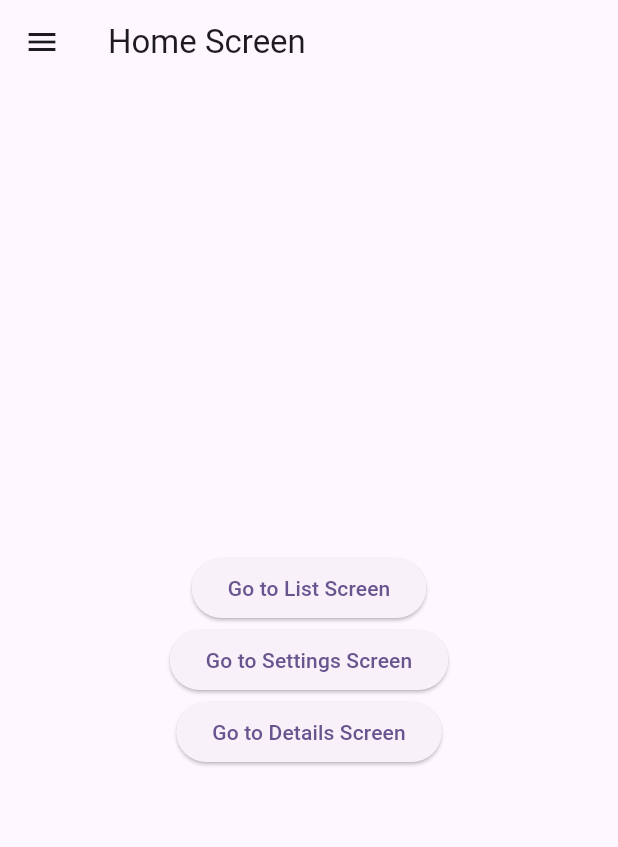
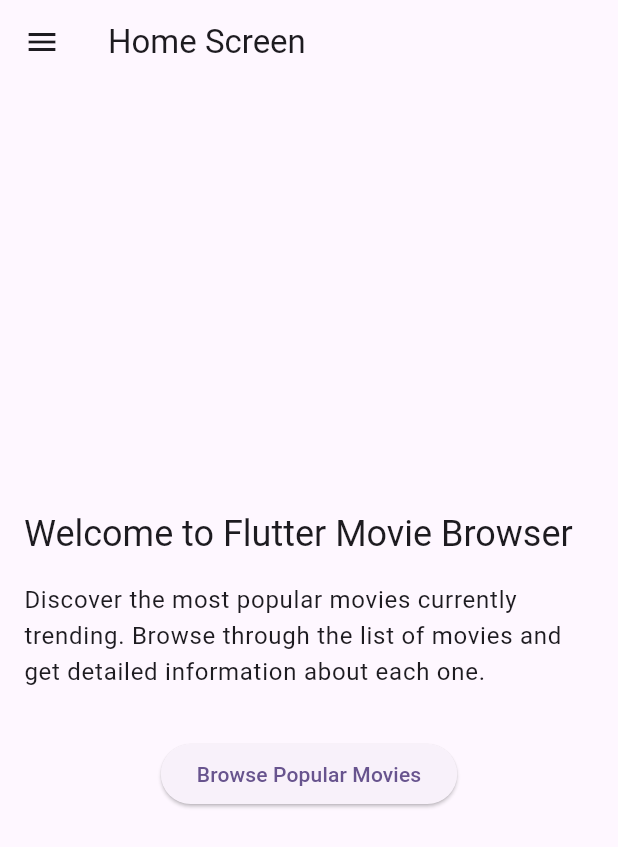
Before and after one commit to sxcmxr/Flutter-Movie-Browser, a Flutter app: the HomeScreen screen opened directly, on a phone screen of 412 x 824 dp. Shown: the top 847 px of the screen. Run offline on Flutter 3.47's test engine with Material 3 defaults, Android fonts, the phone set to English and light mode, and no system bars; our stand-ins replace flutter_dotenv, sqflite; accounts and stored records are empty.

Commit message:
feat: home screen presentation

```diff
--- a/lib/screens/home_screen.dart
+++ b/lib/screens/home_screen.dart
@@ -27,7 +27,7 @@ class HomeScreen extends StatelessWidget {
             ),
             ListTile(
               leading: const Icon(Icons.list),
-              title: const Text('List Screen'),
+              title: const Text('Popular Movies'),
               onTap: () {
                 Navigator.pushNamed(context, '/list');
               },
@@ -42,27 +42,30 @@ class HomeScreen extends StatelessWidget {
           ],
         ),
       ),
-      body: Center(
+      body: Padding(
+        padding: const EdgeInsets.all(16.0),
         child: Column(
           mainAxisAlignment: MainAxisAlignment.center,
+          crossAxisAlignment: CrossAxisAlignment.start,
           children: <Widget>[
-            ElevatedButton(
-              onPressed: () {
-                Navigator.pushNamed(context, '/list');
-              },
-              child: const Text('Go to List Screen'),
+            Text(
+              'Welcome to Flutter Movie Browser',
+              style: Theme.of(context).textTheme.headlineSmall,
             ),
-            ElevatedButton(
-              onPressed: () {
-                Navigator.pushNamed(context, '/settings');
-              },
-              child: const Text('Go to Settings Screen'),
+            const SizedBox(height: 16.0),
+            Text(
+              'Discover the most popular movies currently trending. '
+              'Browse through the list of movies and get detailed information about each one.',
+              style: Theme.of(context).textTheme.bodyLarge,
             ),
-            ElevatedButton(
-              onPressed: () {
-                Navigator.pushNamed(context, '/details');
-              },
-              child: const Text('Go to Details Screen'),
+            const SizedBox(height: 32.0),
+            Center(
+              child: ElevatedButton(
+                onPressed: () {
+                  Navigator.pushNamed(context, '/list');
+                },
+                child: const Text('Browse Popular Movies'),
+              ),
             ),
           ],
         ),
--- a/lib/screens/settings_screen.dart
+++ b/lib/screens/settings_screen.dart
@@ -46,15 +46,8 @@ class SettingsScreen extends StatelessWidget {
       ),
       body: Center(
         child: Column(
-          mainAxisAlignment: MainAxisAlignment.center,
+          mainAxisAlignment: MainAxisAlignment.start,
           children: <Widget>[
-            const Text('Settings Screen Content'),
-            ElevatedButton(
-              onPressed: () {
-                Navigator.pushNamed(context, '/details');
-              },
-              child: const Text('Go to Details Screen'),
-            ),
             SwitchListTile(
               title: const Text('Dark Mode'),
               value: Provider.of<ThemeProvider>(context).isDarkMode,
```
